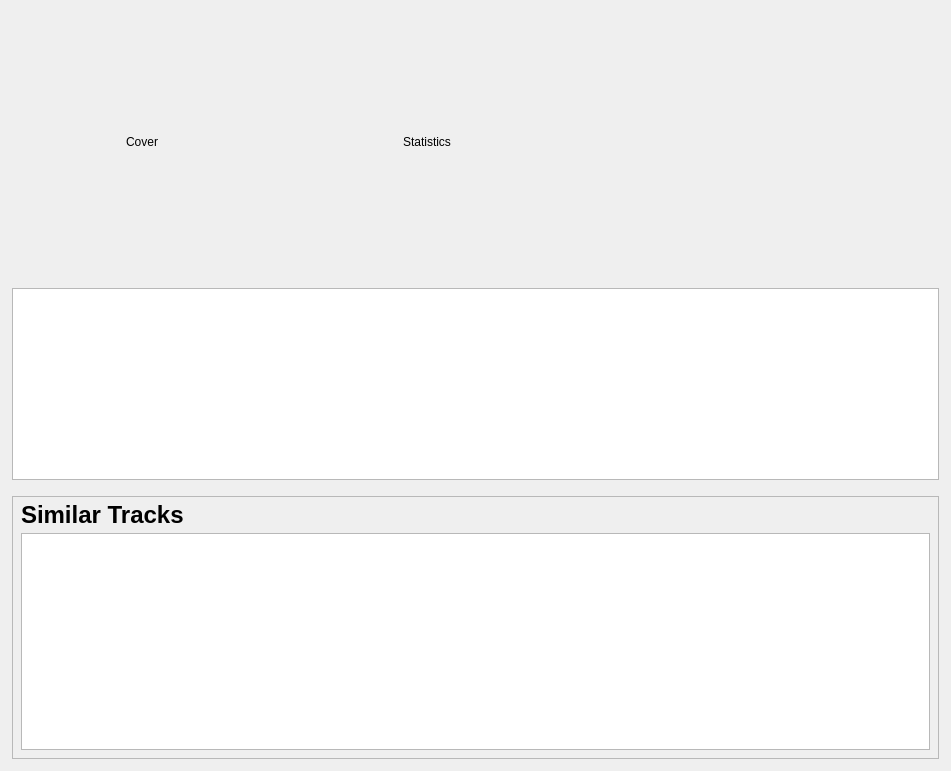
First picture: the form in src/libtomahawk/widgets/infowidgets/TrackInfoWidget.ui, repository tomahawk-player/tomahawk, before the edit.
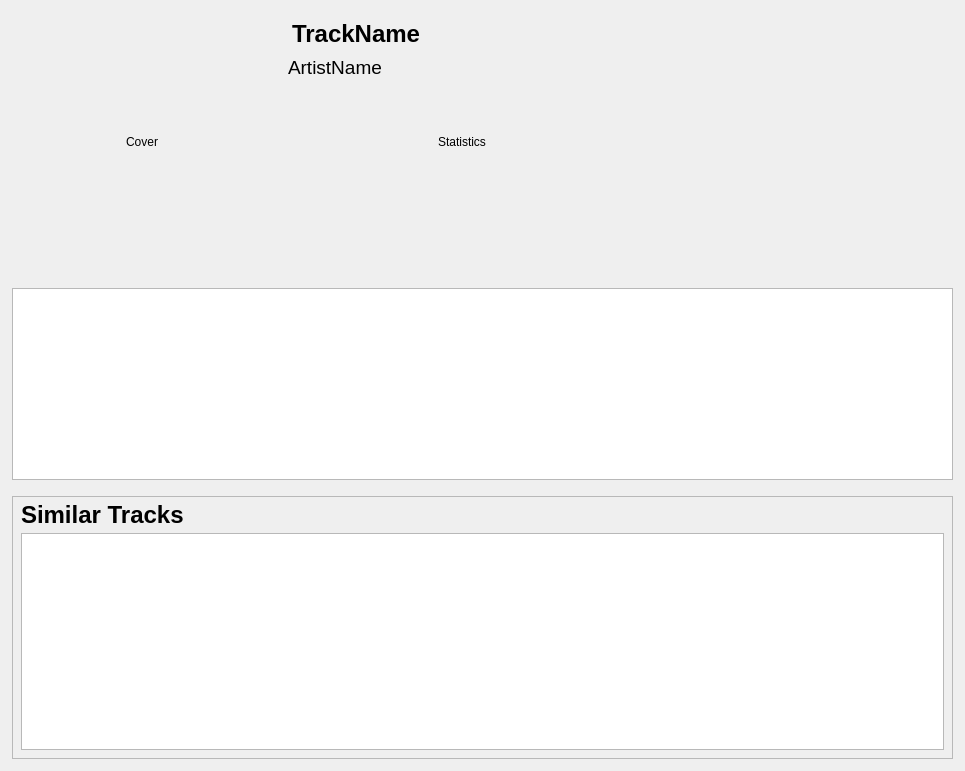
Second picture: the form after the edit. Custom widgets are drawn as their Qt base class.

Commit message: * Moved artist / track labels out of the PlayableCover.

```diff
--- a/src/libtomahawk/widgets/infowidgets/TrackInfoWidget.ui
+++ b/src/libtomahawk/widgets/infowidgets/TrackInfoWidget.ui
@@ -6,7 +6,7 @@
    <rect>
     <x>0</x>
     <y>0</y>
-    <width>951</width>
+    <width>965</width>
     <height>771</height>
    </rect>
   </property>
@@ -21,7 +21,7 @@
     <number>12</number>
    </property>
    <item>
-    <layout class="QHBoxLayout" name="horizontalLayout">
+    <layout class="QHBoxLayout" name="horizontalLayout" stretch="0,0,0,0">
      <property name="spacing">
       <number>16</number>
      </property>
@@ -51,17 +51,77 @@
       </widget>
      </item>
      <item>
-      <spacer name="horizontalSpacer">
-       <property name="orientation">
-        <enum>Qt::Horizontal</enum>
+      <layout class="QVBoxLayout" name="verticalLayout_3">
+       <property name="spacing">
+        <number>8</number>
        </property>
-       <property name="sizeHint" stdset="0">
-        <size>
-         <width>40</width>
-         <height>20</height>
-        </size>
+       <property name="leftMargin">
+        <number>0</number>
        </property>
-      </spacer>
+       <property name="topMargin">
+        <number>8</number>
+       </property>
+       <property name="rightMargin">
+        <number>0</number>
+       </property>
+       <property name="bottomMargin">
+        <number>0</number>
+       </property>
+       <item>
+        <widget class="QLabel" name="trackLabel">
+         <property name="sizePolicy">
+          <sizepolicy hsizetype="MinimumExpanding" vsizetype="Preferred">
+           <horstretch>0</horstretch>
+           <verstretch>0</verstretch>
+          </sizepolicy>
+         </property>
+         <property name="font">
+          <font>
+           <pointsize>18</pointsize>
+           <weight>75</weight>
+           <bold>true</bold>
+          </font>
+         </property>
+         <property name="text">
+          <string notr="true" extracomment="not translatable because not shown to the user">TrackName</string>
+         </property>
+         <property name="indent">
+          <number>4</number>
+         </property>
+        </widget>
+       </item>
+       <item>
+        <widget class="QueryLabel" name="artistLabel">
+         <property name="sizePolicy">
+          <sizepolicy hsizetype="MinimumExpanding" vsizetype="Preferred">
+           <horstretch>0</horstretch>
+           <verstretch>0</verstretch>
+          </sizepolicy>
+         </property>
+         <property name="font">
+          <font>
+           <pointsize>14</pointsize>
+          </font>
+         </property>
+         <property name="text">
+          <string notr="true" extracomment="not translatable because not shown to the user">ArtistName</string>
+         </property>
+        </widget>
+       </item>
+       <item>
+        <spacer name="verticalSpacer">
+         <property name="orientation">
+          <enum>Qt::Vertical</enum>
+         </property>
+         <property name="sizeHint" stdset="0">
+          <size>
+           <width>20</width>
+           <height>40</height>
+          </size>
+         </property>
+        </spacer>
+       </item>
+      </layout>
      </item>
      <item>
       <widget class="QLabel" name="statsLabel">
@@ -196,6 +256,11 @@
    <extends>QLabel</extends>
    <header>widgets/PlayableCover.h</header>
   </customwidget>
+  <customwidget>
+   <class>QueryLabel</class>
+   <extends>QLabel</extends>
+   <header>widgets/QueryLabel.h</header>
+  </customwidget>
  </customwidgets>
  <resources/>
  <connections/>
```
The commit also changes 3 other files.
